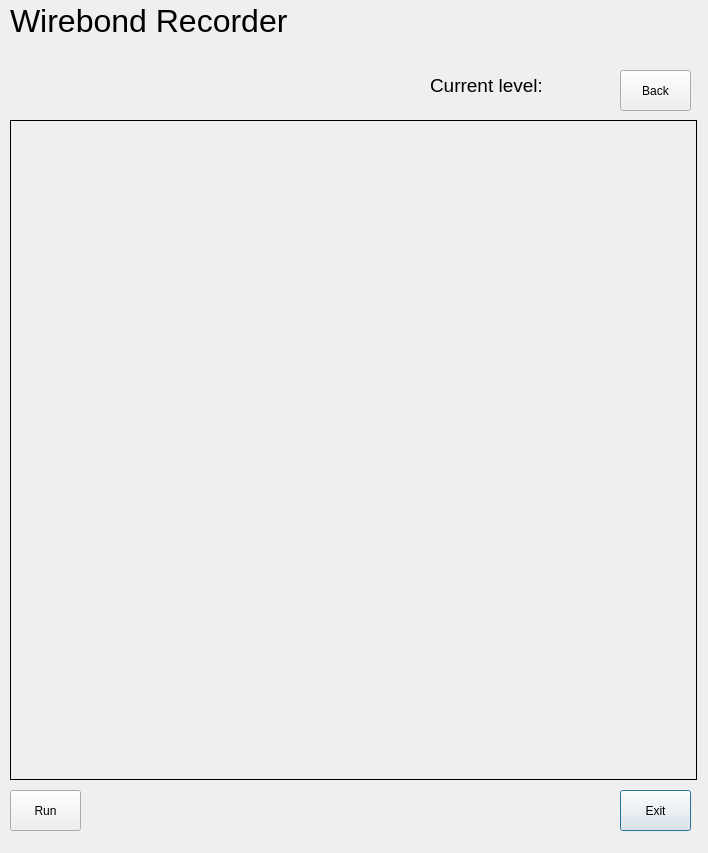
Above: gui/WirebondRecorderGUI.ui from adamazoulay/ITkTrackingGUI before the change. Below: the same form after it.
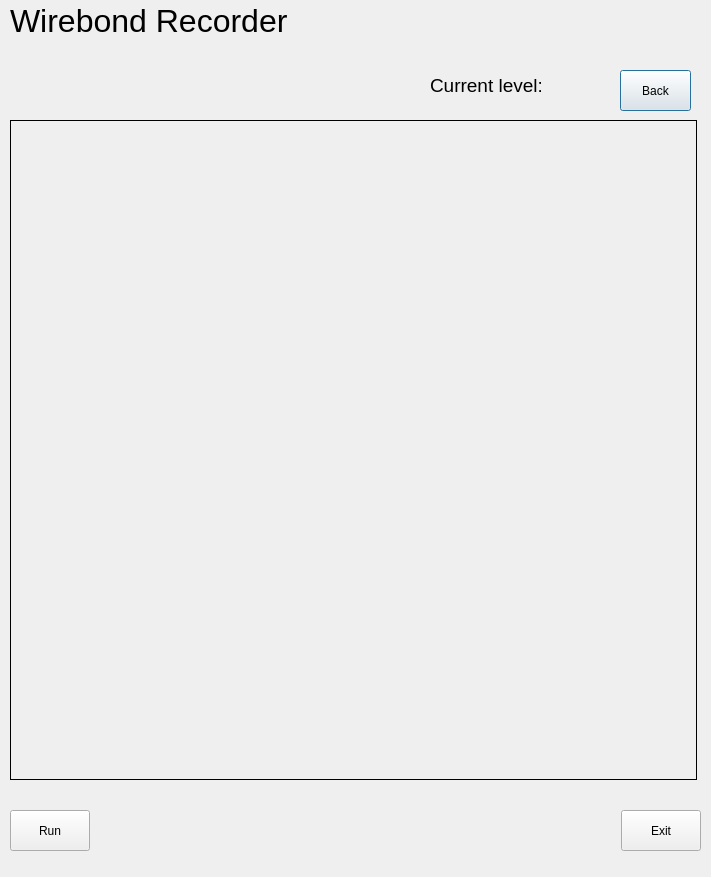
That is the form after the change.

Patch:
```diff
--- a/gui/WirebondRecorderGUI.ui
+++ b/gui/WirebondRecorderGUI.ui
@@ -6,39 +6,19 @@
    <rect>
     <x>0</x>
     <y>0</y>
-    <width>708</width>
-    <height>853</height>
+    <width>711</width>
+    <height>877</height>
    </rect>
   </property>
+  <property name="sizePolicy">
+   <sizepolicy hsizetype="Preferred" vsizetype="Maximum">
+    <horstretch>0</horstretch>
+    <verstretch>0</verstretch>
+   </sizepolicy>
+  </property>
   <property name="windowTitle">
    <string>Wirebond Recorder</string>
   </property>
-  <widget class="QPushButton" name="qButton">
-   <property name="geometry">
-    <rect>
-     <x>620</x>
-     <y>790</y>
-     <width>71</width>
-     <height>41</height>
-    </rect>
-   </property>
-   <property name="text">
-    <string>Exit</string>
-   </property>
-  </widget>
-  <widget class="QPushButton" name="pushButton_5">
-   <property name="geometry">
-    <rect>
-     <x>10</x>
-     <y>790</y>
-     <width>71</width>
-     <height>41</height>
-    </rect>
-   </property>
-   <property name="text">
-    <string>Run</string>
-   </property>
-  </widget>
   <widget class="QLabel" name="imgSelect">
    <property name="geometry">
     <rect>
@@ -128,6 +108,66 @@
     <string>Wirebond Recorder</string>
    </property>
   </widget>
+  <widget class="QWidget" name="horizontalLayoutWidget">
+   <property name="geometry">
+    <rect>
+     <x>10</x>
+     <y>810</y>
+     <width>691</width>
+     <height>41</height>
+    </rect>
+   </property>
+   <layout class="QHBoxLayout" name="horizontalLayout" stretch="0,0,0">
+    <property name="sizeConstraint">
+     <enum>QLayout::SetDefaultConstraint</enum>
+    </property>
+    <item>
+     <widget class="QPushButton" name="pushButton_5">
+      <property name="sizePolicy">
+       <sizepolicy hsizetype="Minimum" vsizetype="Minimum">
+        <horstretch>0</horstretch>
+        <verstretch>0</verstretch>
+       </sizepolicy>
+      </property>
+      <property name="text">
+       <string>Run</string>
+      </property>
+      <property name="iconSize">
+       <size>
+        <width>16</width>
+        <height>16</height>
+       </size>
+      </property>
+     </widget>
+    </item>
+    <item>
+     <spacer name="horizontalSpacer">
+      <property name="orientation">
+       <enum>Qt::Horizontal</enum>
+      </property>
+      <property name="sizeHint" stdset="0">
+       <size>
+        <width>40</width>
+        <height>20</height>
+       </size>
+      </property>
+     </spacer>
+    </item>
+    <item>
+     <widget class="QPushButton" name="qButton">
+      <property name="sizePolicy">
+       <sizepolicy hsizetype="Minimum" vsizetype="Minimum">
+        <horstretch>0</horstretch>
+        <verstretch>0</verstretch>
+       </sizepolicy>
+      </property>
+      <property name="text">
+       <string>Exit</string>
+      </property>
+     </widget>
+    </item>
+   </layout>
+  </widget>
  </widget>
  <tabstops>
   <tabstop>qButton</tabstop>
```
